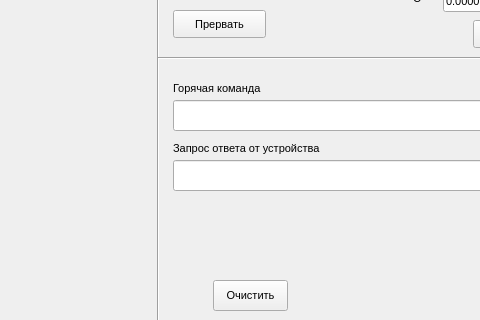
Qt form app/gui/GWinstek.ui (kosmokot45/LCRmeter_GWinstek76100) before a commit; both pictures show x 467 to 947 and y 470 to 790 of the 1054 by 790 pixel window.
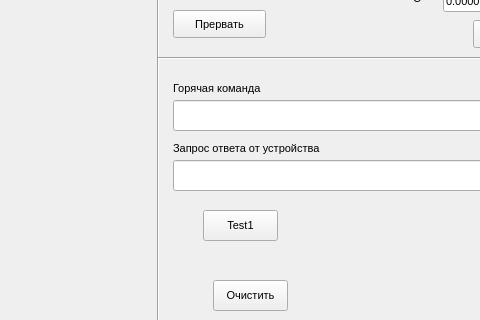
The same form after that commit. Custom widgets are drawn as their Qt base class.

Diff of the .ui file:
```diff
--- a/app/gui/GWinstek.ui
+++ b/app/gui/GWinstek.ui
@@ -1160,6 +1160,27 @@
      <string>Очистить</string>
     </property>
    </widget>
+   <widget class="QPushButton" name="btnTest1">
+    <property name="geometry">
+     <rect>
+      <x>670</x>
+      <y>680</y>
+      <width>75</width>
+      <height>31</height>
+     </rect>
+    </property>
+    <property name="font">
+     <font>
+      <family>Arial</family>
+      <pointsize>8</pointsize>
+      <weight>50</weight>
+      <bold>false</bold>
+     </font>
+    </property>
+    <property name="text">
+     <string>Test1</string>
+    </property>
+   </widget>
   </widget>
  </widget>
  <customwidgets>
```
